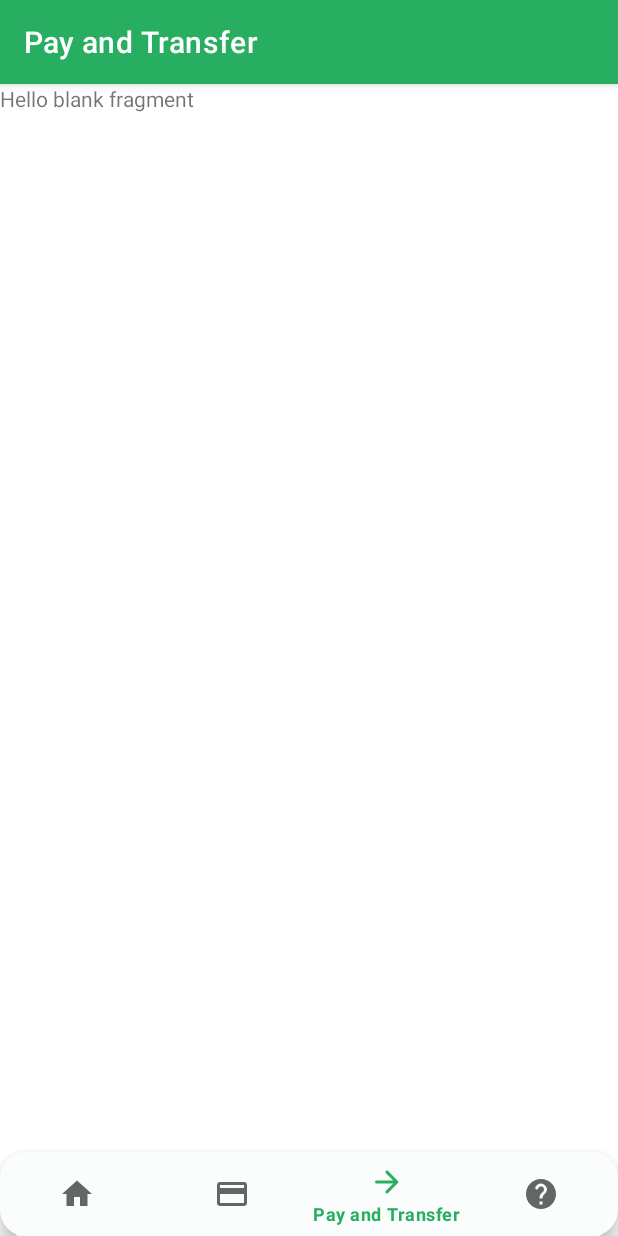
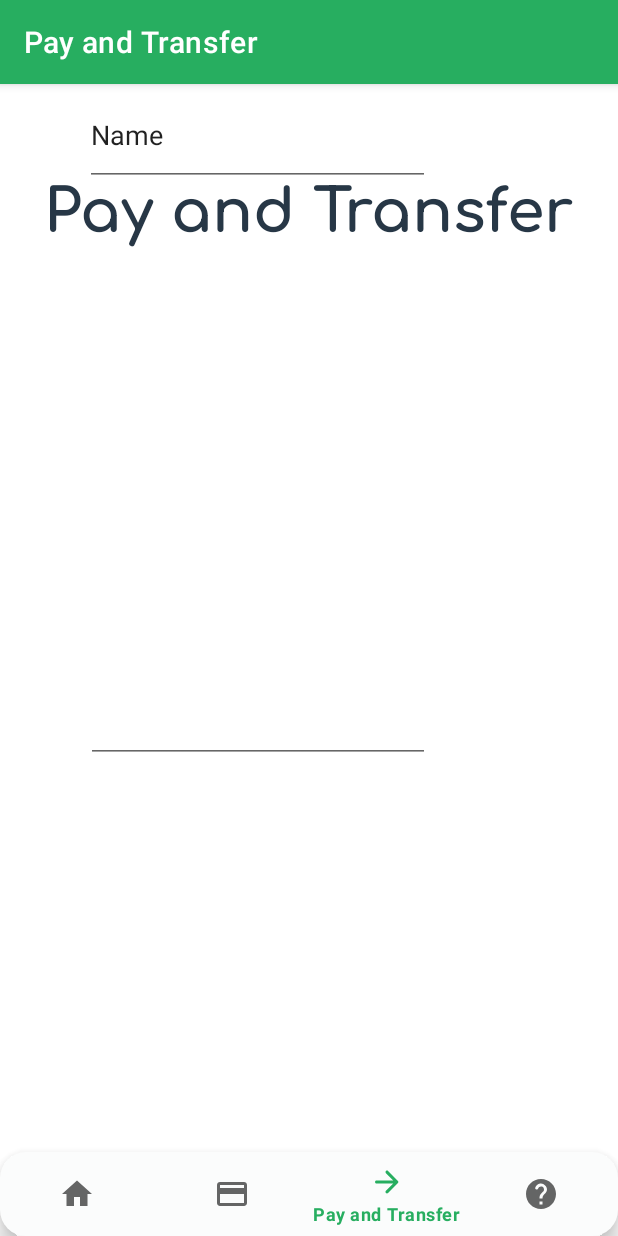
Before and after one commit to ppandya12/IndividualProject2021, an Android app: the thirdFragment screen opened through its navigation route, on a phone screen of 412 x 824 dp. Run offline under Robolectric (Android 15) with nearby library versions, the phone set to English and light mode, and no system bars; our stand-ins replace navigation-ui; Roboto replaces fonts that are not available here.

Commit message:
transfer page

```diff
--- a/BankingApp/app/src/main/res/drawable/ic_profile.xml
+++ b/BankingApp/app/src/main/res/drawable/ic_profile.xml
@@ -1,6 +1,6 @@
 <vector xmlns:android="http://schemas.android.com/apk/res/android"
-    android:width="24dp"
-    android:height="24dp"
+    android:width="40dp"
+    android:height="40dp"
     android:viewportWidth="24"
     android:viewportHeight="24"
     android:tint="?attr/colorControlNormal">
--- a/BankingApp/app/src/main/res/layout/fragment_third.xml
+++ b/BankingApp/app/src/main/res/layout/fragment_third.xml
@@ -1,14 +1,49 @@
 <?xml version="1.0" encoding="utf-8"?>
 <androidx.constraintlayout.widget.ConstraintLayout xmlns:android="http://schemas.android.com/apk/res/android"
+    xmlns:app="http://schemas.android.com/apk/res-auto"
     xmlns:tools="http://schemas.android.com/tools"
     android:layout_width="match_parent"
     android:layout_height="match_parent"
     tools:context=".thirdFragment">
 
     <!-- TODO: Update blank fragment layout -->
+
+
     <TextView
-        android:layout_width="match_parent"
-        android:layout_height="match_parent"
-        android:text="@string/hello_blank_fragment" />
+        android:id="@+id/textView6"
+        android:layout_width="wrap_content"
+        android:layout_height="wrap_content"
+        android:layout_marginTop="48dp"
+        android:fontFamily="@font/comfortaa_bold"
+        android:text="Pay and Transfer"
+        android:textColor="@color/grey"
+        android:textSize="40sp"
+        app:layout_constraintEnd_toEndOf="parent"
+        app:layout_constraintHorizontal_bias="0.498"
+        app:layout_constraintStart_toStartOf="parent"
+        app:layout_constraintTop_toTopOf="parent" />
 
+    <EditText
+        android:id="@+id/editTextTextPersonName"
+        android:layout_width="230dp"
+        android:layout_height="68dp"
+        android:ems="10"
+        android:inputType="textPersonName"
+        android:text="Name"
+        app:layout_constraintEnd_toEndOf="parent"
+        app:layout_constraintHorizontal_bias="0.313"
+        app:layout_constraintStart_toStartOf="parent"
+        tools:layout_editor_absoluteY="263dp" />
+
+    <EditText
+        android:id="@+id/editTextNumber"
+        android:layout_width="229dp"
+        android:layout_height="69dp"
+        android:ems="10"
+        android:inputType="number"
+        app:layout_constraintBottom_toBottomOf="parent"
+        app:layout_constraintEnd_toEndOf="parent"
+        app:layout_constraintHorizontal_bias="0.313"
+        app:layout_constraintStart_toStartOf="parent"
+        app:layout_constraintTop_toBottomOf="@+id/editTextTextPersonName" />
 </androidx.constraintlayout.widget.ConstraintLayout>
```
Also changed, not shown: BankingApp/app/src/main/res/layout/fragment_second.xml (+10 -7 lines).
